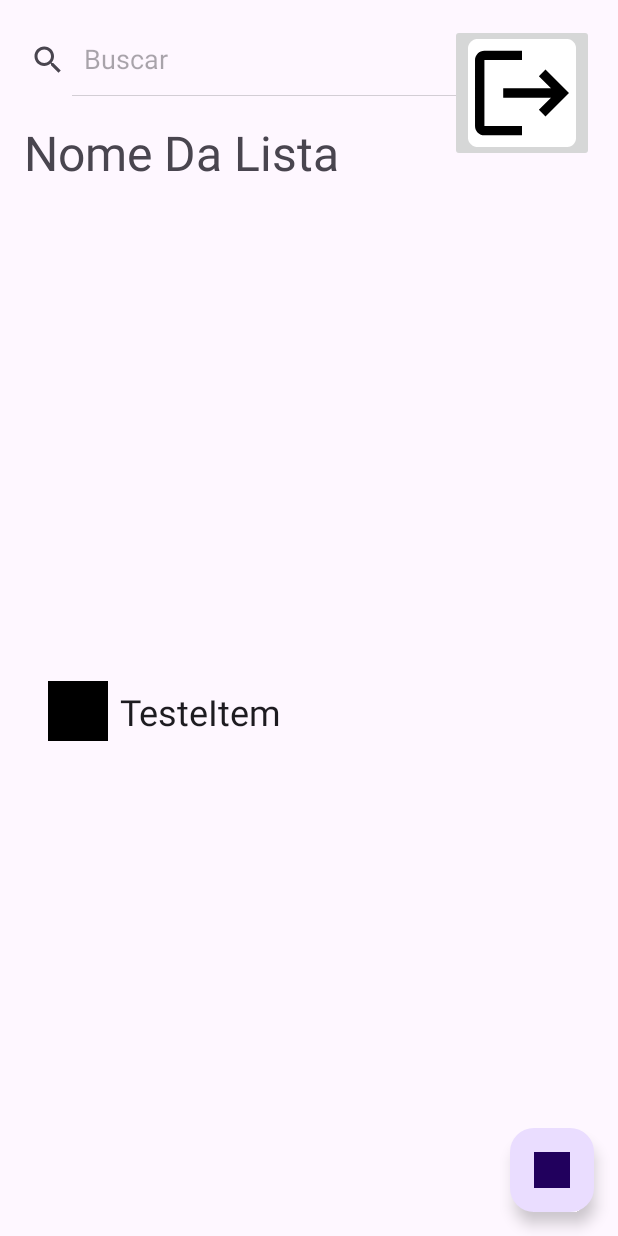
After one commit to C-Vieira/AppListaDeCompras, an Android app: the layout list_items_view.xml on its own in the app's theme, with its tools: preview values and no code run, on a phone screen of 412 x 824 dp. The commit adds this screen. Run offline under Robolectric (Android 15) with nearby library versions, the phone set to English and light mode, and no system bars.

Commit message:
Tela Itens de Lista e Recycler View

```diff
--- a/app/src/main/AndroidManifest.xml
+++ b/app/src/main/AndroidManifest.xml
@@ -28,6 +28,7 @@
         <activity android:name=".UserRegisterActivity" />
         <activity android:name=".ListHomeActivity" />
         <activity android:name=".ListAddActivity" />
+        <activity android:name=".ListItemsActivity" />
 
     </application>
 
--- a/app/src/main/java/com/example/applistadecompras/ListHomeActivity.kt
+++ b/app/src/main/java/com/example/applistadecompras/ListHomeActivity.kt
@@ -51,6 +51,9 @@ class ListHomeActivity: Activity() {
     }
 
     private fun onListItemClicked(list: ShoppingList){
-        Snackbar.make(findViewById(android.R.id.content), "Lista: ${list.title}", Snackbar.LENGTH_LONG).show()
+        // Invoke ListItemsActivity
+        Intent(applicationContext, ListItemsActivity::class.java).also {
+            startActivity(it)
+        }
     }
 }
--- /dev/null
+++ b/app/src/main/java/com/example/applistadecompras/ShoppingListItem.kt
@@ -0,0 +1,6 @@
+package com.example.applistadecompras
+
+class ShoppingListItem (
+    val name: String,
+    val iconUrl: String?
+)
--- /dev/null
+++ b/app/src/main/res/layout/list_items_view.xml
@@ -0,0 +1,76 @@
+<?xml version="1.0" encoding="utf-8"?>
+<androidx.constraintlayout.widget.ConstraintLayout xmlns:android="http://schemas.android.com/apk/res/android"
+    xmlns:app="http://schemas.android.com/apk/res-auto"
+    xmlns:tools="http://schemas.android.com/tools"
+    android:id="@+id/list_items_view"
+    android:layout_width="match_parent"
+    android:layout_height="match_parent"
+    android:layout_gravity="center">
+
+    <SearchView
+        android:id="@+id/search_view"
+        android:layout_width="match_parent"
+        android:layout_height="wrap_content"
+        android:iconifiedByDefault="false"
+        android:layout_marginTop="16dp"
+        android:layout_marginEnd="80dp"
+        android:queryHint="Buscar"
+
+        app:layout_constraintTop_toTopOf="parent"
+        app:layout_constraintLeft_toLeftOf="parent"
+        app:layout_constraintRight_toLeftOf="@id/list_edit_button"
+        />
+
+    <ImageButton
+        android:id="@+id/list_edit_button"
+        android:layout_width="wrap_content"
+        android:layout_height="wrap_content"
+        android:layout_marginTop="16dp"
+        android:layout_marginEnd="16dp"
+        android:src="@mipmap/logout_icon"
+
+        app:layout_constraintTop_toTopOf="parent"
+        app:layout_constraintRight_toRightOf="parent"
+        />
+
+    <TextView
+        android:id="@+id/list_items_header"
+        android:layout_width="wrap_content"
+        android:layout_height="wrap_content"
+        android:text="Nome Da Lista"
+        android:textSize="32sp"
+        android:layout_marginStart="16dp"
+        android:layout_marginTop="16dp"
+
+        app:layout_constraintTop_toBottomOf="@id/search_view"
+        app:layout_constraintLeft_toLeftOf="parent"
+        />
+
+    <androidx.recyclerview.widget.RecyclerView
+        android:id="@+id/shopping_list_items_recylerview"
+        android:layout_width="match_parent"
+        android:layout_height="560dp"
+        android:layout_marginTop="16dp"
+        android:layout_marginStart="16dp"
+        android:layout_marginEnd="16dp"
+        android:layout_marginBottom="16dp"
+        tools:listitem="@layout/shopping_list_item_preview"
+
+        app:layout_constraintTop_toBottomOf="@id/list_items_header"
+        app:layout_constraintBottom_toBottomOf="parent"
+        />
+
+    <com.google.android.material.floatingactionbutton.FloatingActionButton
+        android:id="@+id/add_list_item_button"
+        android:layout_width="wrap_content"
+        android:layout_height="wrap_content"
+        android:layout_marginEnd="16dp"
+        android:layout_marginBottom="16dp"
+
+        android:src="@color/black"
+
+        app:layout_constraintBottom_toBottomOf="parent"
+        app:layout_constraintRight_toRightOf="parent"
+        />
+
+</androidx.constraintlayout.widget.ConstraintLayout>
--- /dev/null
+++ b/app/src/main/res/layout/shopping_list_item_preview.xml
@@ -0,0 +1,36 @@
+<?xml version="1.0" encoding="utf-8"?>
+<androidx.constraintlayout.widget.ConstraintLayout xmlns:android="http://schemas.android.com/apk/res/android"
+    xmlns:app="http://schemas.android.com/apk/res-auto"
+    android:id="@+id/shopping_list_item_preview"
+    android:layout_width="match_parent"
+    android:layout_height="match_parent"
+    android:layout_gravity="center">
+
+    <ImageView
+        android:id="@+id/list_item_image_view"
+        android:layout_width="40dp"
+        android:layout_height="40dp"
+        android:layout_marginTop="8dp"
+        android:layout_marginBottom="8dp"
+        android:layout_marginStart="16dp"
+        android:layout_marginEnd="16dp"
+        android:src="@color/black"
+        app:layout_constraintBottom_toBottomOf="parent"
+        app:layout_constraintEnd_toStartOf="@+id/list_item_name"
+        app:layout_constraintStart_toStartOf="parent"
+        app:layout_constraintTop_toTopOf="parent"
+        />
+
+    <TextView
+        android:id="@+id/list_item_name"
+        android:layout_width="wrap_content"
+        android:layout_height="wrap_content"
+        android:layout_margin="8dp"
+        android:textAppearance="?attr/textAppearanceHeadline5"
+        app:layout_constraintBottom_toBottomOf="parent"
+        app:layout_constraintStart_toEndOf="@+id/list_item_image_view"
+        app:layout_constraintTop_toTopOf="parent"
+        android:text="TesteItem"
+        />
+
+</androidx.constraintlayout.widget.ConstraintLayout>
```
Also changed, not shown: app/src/main/java/com/example/applistadecompras/ListItemsActivity.kt (added, +44 -0 lines), app/src/main/java/com/example/applistadecompras/ShoppingListItemAdapter.kt (added, +55 -0 lines).
